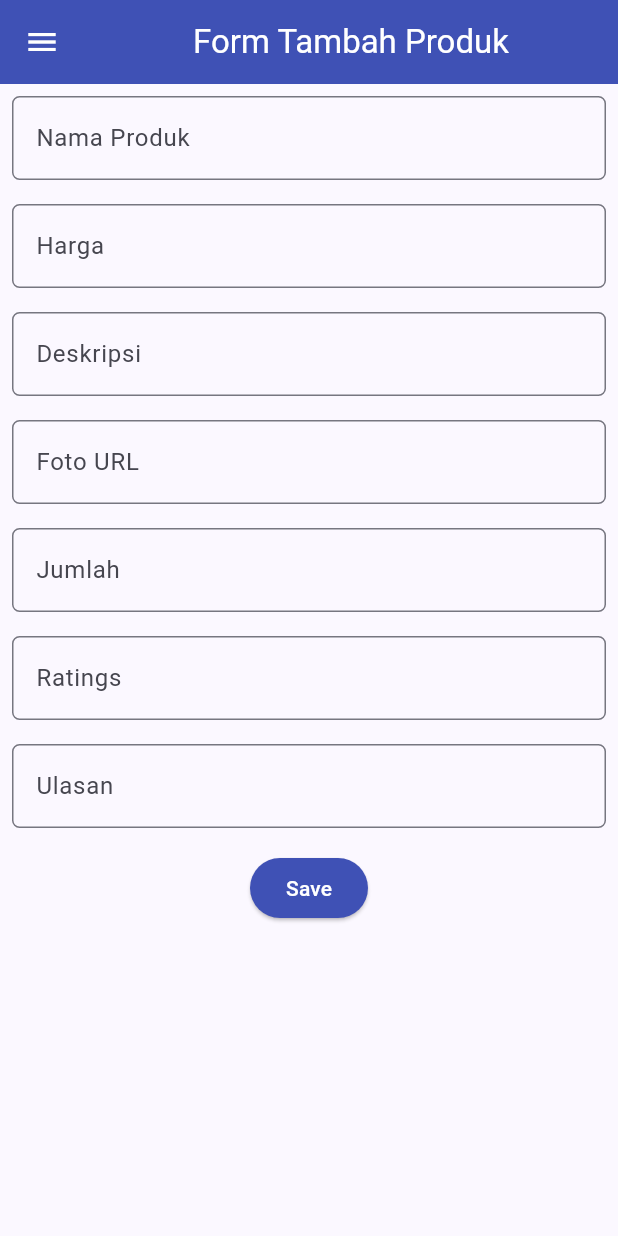
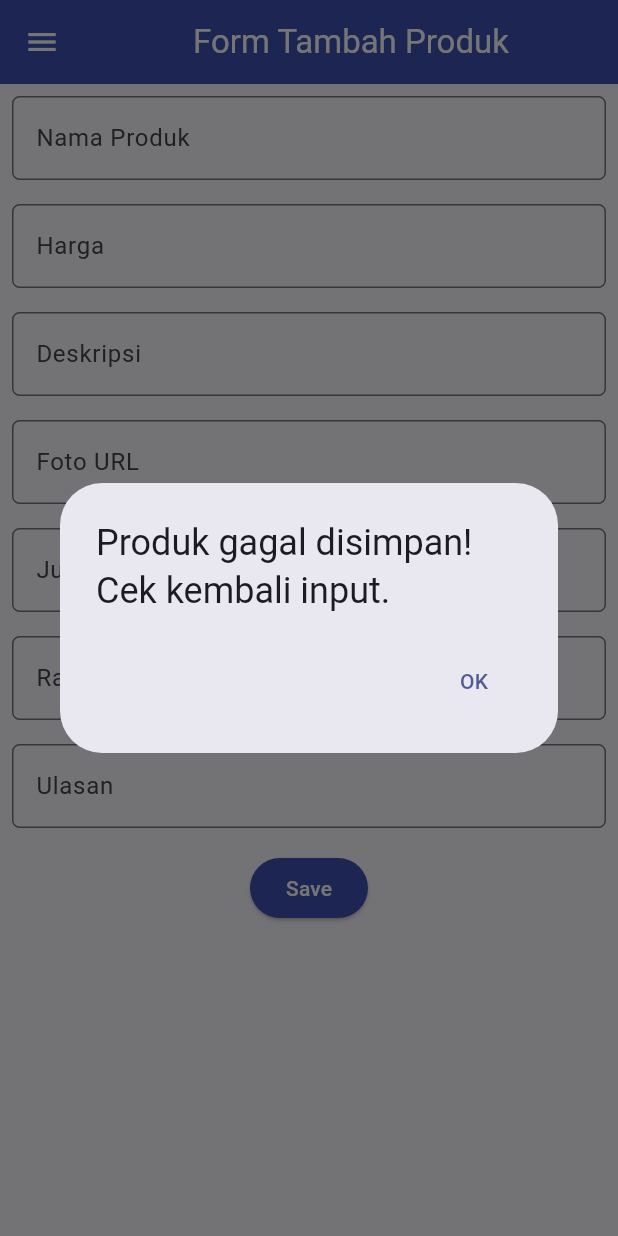
Before and after one commit to nevadenstia/tugas7, a Flutter app: the ShopFormPage screen opened directly, after a tap on "Save", on a phone screen of 412 x 824 dp. Run offline on Flutter 3.47's test engine with Material 2 defaults, Android fonts, the phone set to English and light mode, and no system bars.

```diff
--- a/lib/screens/productlist_page.dart
+++ b/lib/screens/productlist_page.dart
@@ -4,7 +4,8 @@ import 'package:tugas7/widgets/shop_card.dart';
 class ProductListPage extends StatelessWidget {
   final List<ShopProducts> productList;
 
-  const ProductListPage({Key? key, required this.productList}) : super(key: key);
+  const ProductListPage({Key? key, required this.productList})
+      : super(key: key);
 
   @override
   Widget build(BuildContext context) {
@@ -27,9 +28,6 @@ class ProductListPage extends StatelessWidget {
                 Text('Ulasan: ${productList[index].reviews}'),
               ],
             ),
-            leading: CircleAvatar(
-              backgroundImage: NetworkImage(productList[index].imageUrl),
-            ),
           );
         },
       ),
--- a/lib/screens/shoplist_form.dart
+++ b/lib/screens/shoplist_form.dart
@@ -254,6 +254,24 @@ class _ShopFormPageState extends State<ShopFormPage> {
                             );
                           },
                         );
+                      } else {
+                        showDialog(
+                          context: context,
+                          builder: (context) {
+                            return AlertDialog(
+                              title: const Text(
+                                  'Produk gagal disimpan! Cek kembali input.'),
+                              actions: [
+                                TextButton(
+                                  child: const Text('OK'),
+                                  onPressed: () {
+                                    Navigator.pop(context);
+                                  },
+                                ),
+                              ],
+                            );
+                          },
+                        );
                       }
                       _formKey.currentState!.reset();
                     },
--- a/pubspec.yaml
+++ b/pubspec.yaml
@@ -30,6 +30,7 @@ environment:
 dependencies:
   flutter:
     sdk: flutter
+  provider: ^6.1.1
 
 
   # The following adds the Cupertino Icons font to your application.
```
Also changed, not shown: pubspec.lock, 1 other file.
